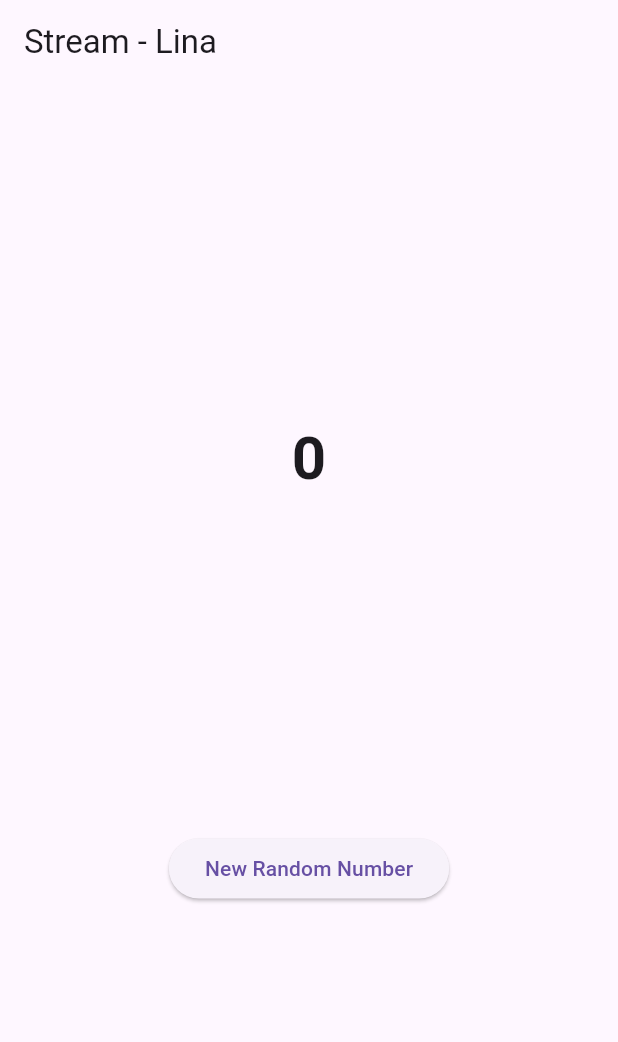
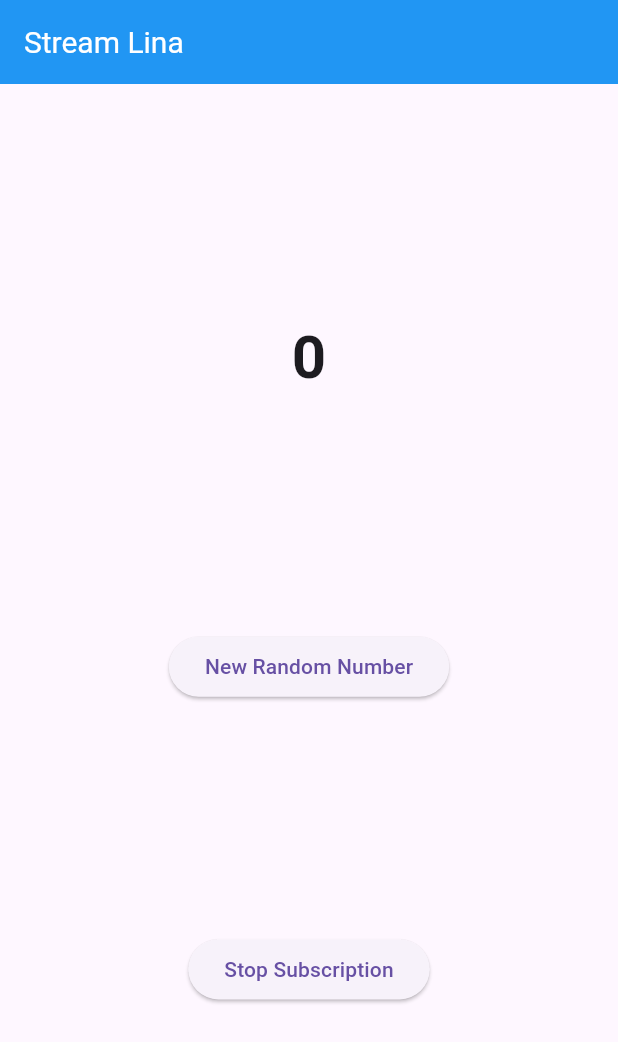
Before and after one commit to linarahmatin/2341720029-Mobile-SEM5, a Flutter app: the screen it shows after launch, after a tap on "New Random Number", on a phone screen of 412 x 824 dp. Shown: the top 1042 px of the screen. Run offline on Flutter 3.47's test engine with Material 3 defaults, Android fonts, the phone set to English and light mode, and no system bars; our stand-ins replace auto_size_text, camera, geolocator, go_router.

Commit message:
Praktikum 4

```diff
--- a/Pertemuan 12/stream_lina/lib/main.dart
+++ b/Pertemuan 12/stream_lina/lib/main.dart
@@ -13,10 +13,8 @@
   @override
   Widget build(BuildContext context) {
     return MaterialApp(
-      title: 'Stream - Lina',
-      theme: ThemeData(
-        primarySwatch: Colors.pink,
-      ),
+      title: 'Stream Subscription Lina',
+      theme: ThemeData(primarySwatch: Colors.blue),
       home: const StreamHomePage(),
     );
   }
@@ -30,87 +28,67 @@
 }
 
 class _StreamHomePageState extends State<StreamHomePage> {
-  // Untuk ColorStream
-  Color bgColor = Colors.blueGrey;
-  late ColorStream colorStream;
-
-  // Untuk NumberStream
   int lastNumber = 0;
   late StreamController numberStreamController;
   late NumberStream numberStream;
-
-  // === Variabel baru untuk transformer ===
-  late StreamTransformer<int, int> transformer;
-
-  // Method warna
-  void changeColor() {
-    colorStream.getColors().listen((eventColor) {
-      setState(() {
-        bgColor = eventColor;
-      });
-    });
-  }
+  late StreamSubscription subscription;
 
   @override
   void initState() {
-    // Warna berjalan otomatis
-    colorStream = ColorStream();
-    changeColor();
-
-    // Stream angka
     numberStream = NumberStream();
     numberStreamController = numberStream.controller;
-
     Stream stream = numberStreamController.stream;
 
-    // === Tambahkan StreamTransformer ===
-    transformer = StreamTransformer<int, int>.fromHandlers(
-      handleData: (value, sink) {
-        sink.add(value * 10); // semua angka dikali 10
-      },
-      handleError: (error, trace, sink) {
-        sink.add(-1); // jika error → kirim -1
-      },
-      handleDone: (sink) => sink.close(),
-    );
+    subscription = stream.listen((event) {
+      setState(() {
+        lastNumber = event;
+      });
+    });
 
-    // === Listener memakai transformer ===
-    stream.transform(transformer).listen(
-      (event) {
-        setState(() {
-          lastNumber = event;
-        });
-      },
-    ).onError((error) {
+    subscription.onError((error) {
       setState(() {
         lastNumber = -1;
       });
     });
 
+    subscription.onDone(() {
+      print('OnDone was called');
+    });
+
     super.initState();
+  }
+
+  void addRandomNumber() {
+    Random random = Random();
+    int myNum = random.nextInt(10);
+
+    if (!numberStreamController.isClosed) {
+      numberStream.addNumberToSink(myNum);
+    } else {
+      setState(() {
+        lastNumber = -1;
+      });
+    }
+  }
+
+  void stopStream() {
+    numberStreamController.close();
   }
 
   @override
   void dispose() {
-    numberStreamController.close();
+    subscription.cancel();
     super.dispose();
-  }
-
-  // Kembali ke angka random normal
-  void addRandomNumber() {
-    Random random = Random();
-    int myNum = random.nextInt(10);
-
-    numberStream.addNumberToSink(myNum);
-
-    // numberStream.addError(); // tetap dikomentari
   }
 
   @override
   Widget build(BuildContext context) {
     return Scaffold(
       appBar: AppBar(
-        title: const Text('Stream - Lina'),
+        title: const Text('Stream Lina'),
+        titleTextStyle:
+            const TextStyle(fontSize: 20, color: Colors.white),
+        backgroundColor: Colors.blue,
       ),
       body: SizedBox(
         width: double.infinity,
@@ -120,14 +98,15 @@
           children: [
             Text(
               lastNumber.toString(),
-              style: const TextStyle(
-                fontSize: 40,
-                fontWeight: FontWeight.bold,
-              ),
+              style: const TextStyle(fontSize: 40, fontWeight: FontWeight.bold),
             ),
             ElevatedButton(
               onPressed: () => addRandomNumber(),
               child: const Text('New Random Number'),
+            ),
+            ElevatedButton(
+              onPressed: () => stopStream(),
+              child: const Text('Stop Subscription'),
             ),
           ],
         ),
```
Also changed, not shown: Pertemuan 12/stream_lina/lib/stream.dart (line endings or trailing spaces).
